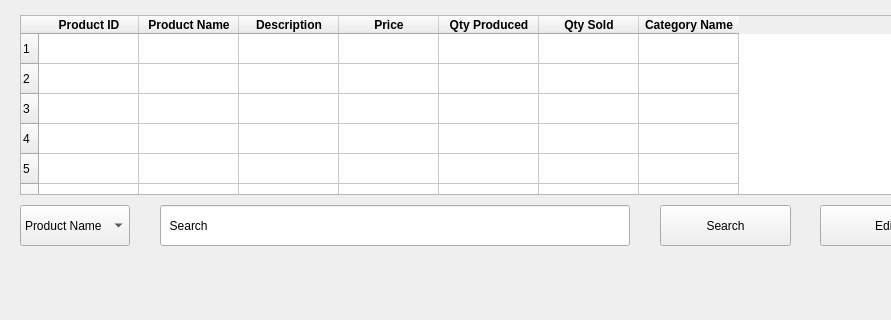
The window that Screens/Products.ui (basil-ali-khan/Inventory-Management-System) describes before a commit, drawn with Qt 5; both pictures show x 0 to 891 and y 435 to 755 of the 974 by 755 pixel window.
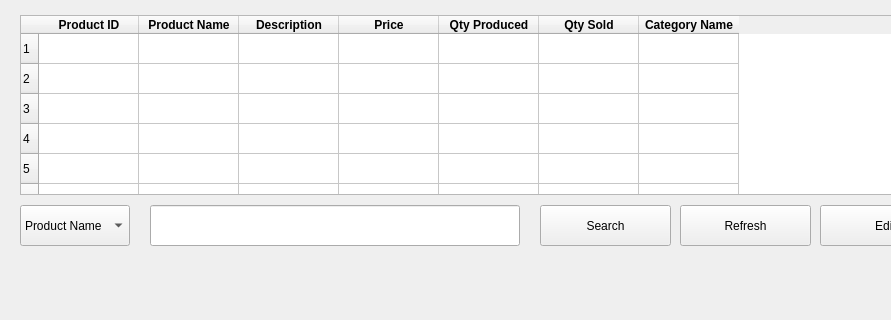
The same window after the commit.

What changed in the file:
```diff
--- a/Screens/Products.ui
+++ b/Screens/Products.ui
@@ -77,14 +77,17 @@
    <widget class="QLineEdit" name="searchProductValue">
     <property name="geometry">
      <rect>
-      <x>160</x>
+      <x>150</x>
       <y>640</y>
-      <width>470</width>
+      <width>370</width>
       <height>41</height>
      </rect>
     </property>
     <property name="text">
-     <string>  Search</string>
+     <string/>
+    </property>
+    <property name="placeholderText">
+     <string extracomment="Search"/>
     </property>
    </widget>
    <widget class="QPushButton" name="editProductButton">
@@ -321,7 +324,7 @@
    <widget class="QPushButton" name="searchProductButton">
     <property name="geometry">
      <rect>
-      <x>660</x>
+      <x>540</x>
       <y>640</y>
       <width>131</width>
       <height>41</height>
@@ -493,6 +496,19 @@
      </property>
     </column>
    </widget>
+   <widget class="QPushButton" name="refreshButton">
+    <property name="geometry">
+     <rect>
+      <x>680</x>
+      <y>640</y>
+      <width>131</width>
+      <height>41</height>
+     </rect>
+    </property>
+    <property name="text">
+     <string>Refresh</string>
+    </property>
+   </widget>
   </widget>
   <widget class="QMenuBar" name="menubar">
    <property name="geometry">
```
